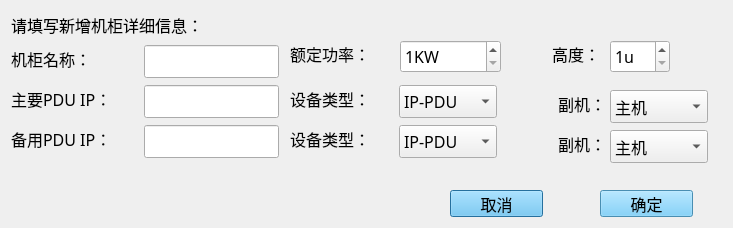
The window that CleverManager/cabinets/cab_adddlg.ui (ChinaClever/CleverManagerV3) describes before a commit, drawn with Qt 5.
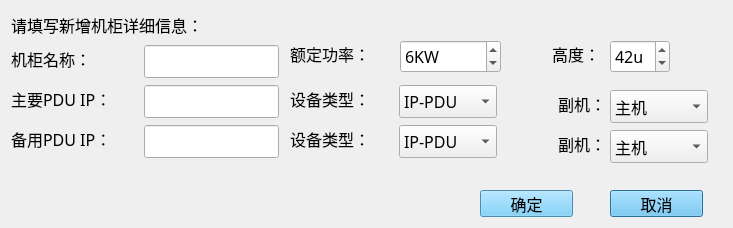
The same window after the commit.

Diff of the .ui file:
```diff
--- a/CleverManager/cabinets/cab_adddlg.ui
+++ b/CleverManager/cabinets/cab_adddlg.ui
@@ -99,7 +99,7 @@
      <number>999999999</number>
     </property>
     <property name="value">
-     <number>1</number>
+     <number>42</number>
     </property>
    </widget>
    <widget class="QLabel" name="label_ip">
@@ -298,7 +298,7 @@
      <number>999999999</number>
     </property>
     <property name="value">
-     <number>1</number>
+     <number>6</number>
     </property>
    </widget>
    <widget class="QLabel" name="label_4">
@@ -388,7 +388,7 @@
   <widget class="QPushButton" name="quitBtn">
    <property name="geometry">
     <rect>
-     <x>450</x>
+     <x>610</x>
      <y>190</y>
      <width>93</width>
      <height>27</height>
@@ -416,7 +416,7 @@
   <widget class="QPushButton" name="okBtn">
    <property name="geometry">
     <rect>
-     <x>600</x>
+     <x>480</x>
      <y>190</y>
      <width>93</width>
      <height>27</height>
```
